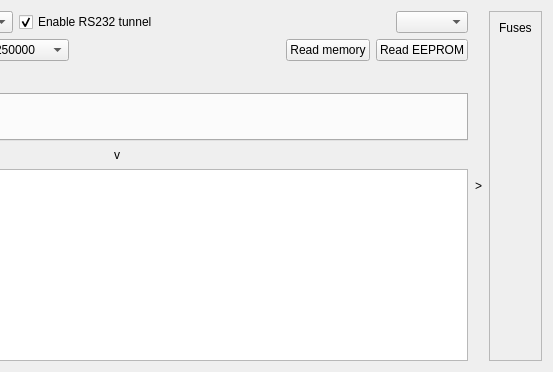
Above: src/LorrisShupito/lorrisshupito.ui from Tasssadar/Lorris before the change; both pictures show x 245 to 798 and y 0 to 372 of the 798 by 372 pixel window. Below: the same form after it.
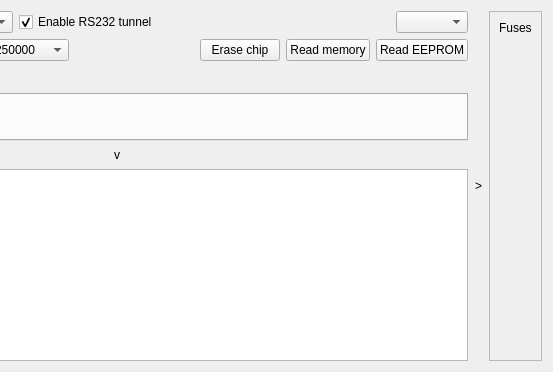
That is the form after the change.

Commit message: Implement chip erase

The edit to the form file:
```diff
--- a/src/LorrisShupito/lorrisshupito.ui
+++ b/src/LorrisShupito/lorrisshupito.ui
@@ -191,6 +191,13 @@
          </property>
         </spacer>
        </item>
+       <item>
+        <widget class="QPushButton" name="eraseBtn">
+         <property name="text">
+          <string>Erase chip</string>
+         </property>
+        </widget>
+       </item>
        <item>
         <widget class="QPushButton" name="readButton">
          <property name="text">
```
The commit also changes 5 other files.
